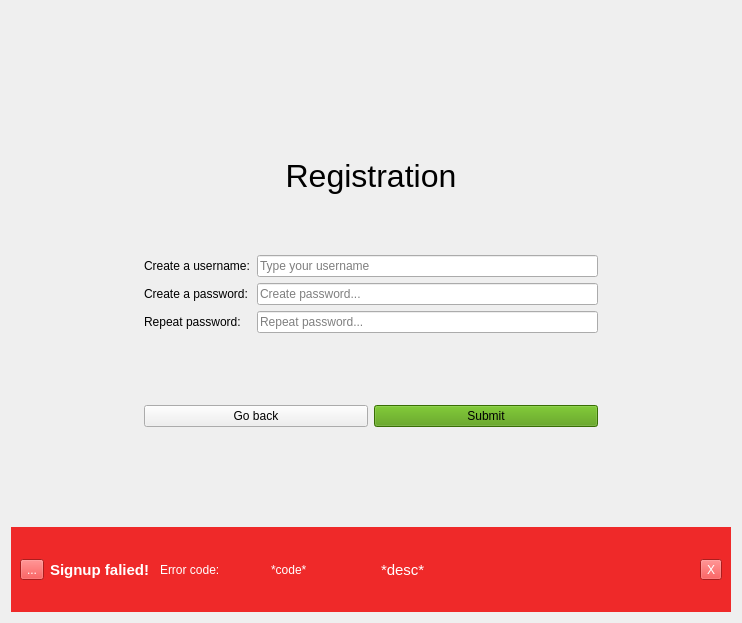
This is src/Client/View/SignupPage/SignupPage.ui in iodream/Spend-Note as Qt 5 draws it before an edit. The edited form follows.
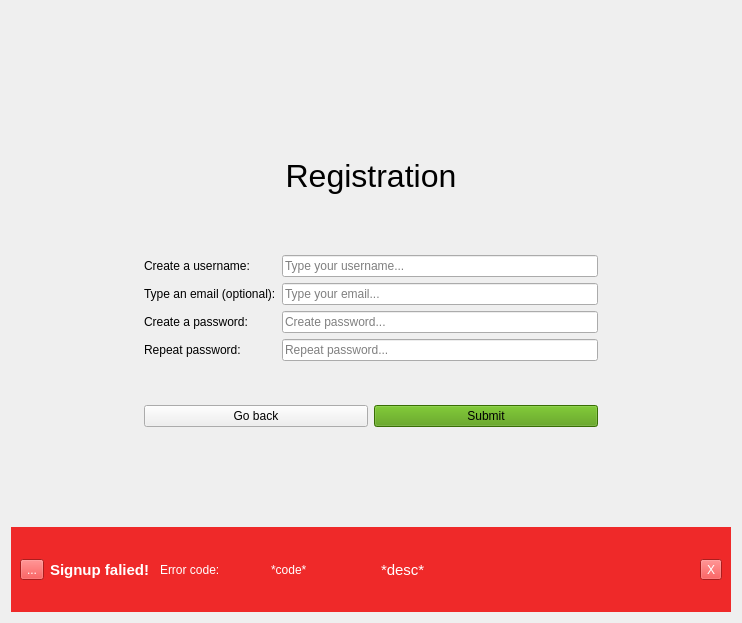
This is the edited form. Icons and pictures are not drawn.

Commit message: changed ui for login&signup with email

Diff of the .ui file:
```diff
--- a/src/Client/View/SignupPage/SignupPage.ui
+++ b/src/Client/View/SignupPage/SignupPage.ui
@@ -210,18 +210,18 @@
            <string/>
           </property>
           <property name="placeholderText">
-           <string>Type your username</string>
+           <string>Type your username...</string>
           </property>
          </widget>
         </item>
-        <item row="1" column="0">
+        <item row="2" column="0">
          <widget class="QLabel" name="passwordCreateLabel">
           <property name="text">
            <string>Create a password:</string>
           </property>
          </widget>
         </item>
-        <item row="1" column="1">
+        <item row="2" column="1">
          <widget class="QLineEdit" name="passwordCreateLineEdit">
           <property name="echoMode">
            <enum>QLineEdit::Password</enum>
@@ -231,7 +231,7 @@
           </property>
          </widget>
         </item>
-        <item row="2" column="0">
+        <item row="3" column="0">
          <widget class="QLabel" name="passwordRepeatLabel">
           <property name="minimumSize">
            <size>
@@ -247,7 +247,7 @@
           </property>
          </widget>
         </item>
-        <item row="2" column="1">
+        <item row="3" column="1">
          <widget class="QLineEdit" name="passwordRepeatLineEdit">
           <property name="echoMode">
            <enum>QLineEdit::Password</enum>
@@ -257,6 +257,20 @@
           </property>
          </widget>
         </item>
+        <item row="1" column="0">
+         <widget class="QLabel" name="emailLabel">
+          <property name="text">
+           <string>Type an email (optional):</string>
+          </property>
+         </widget>
+        </item>
+        <item row="1" column="1">
+         <widget class="QLineEdit" name="emailLineEdit">
+          <property name="placeholderText">
+           <string>Type your email...</string>
+          </property>
+         </widget>
+        </item>
        </layout>
       </item>
       <item>
```
The commit also changes 1 other file.
